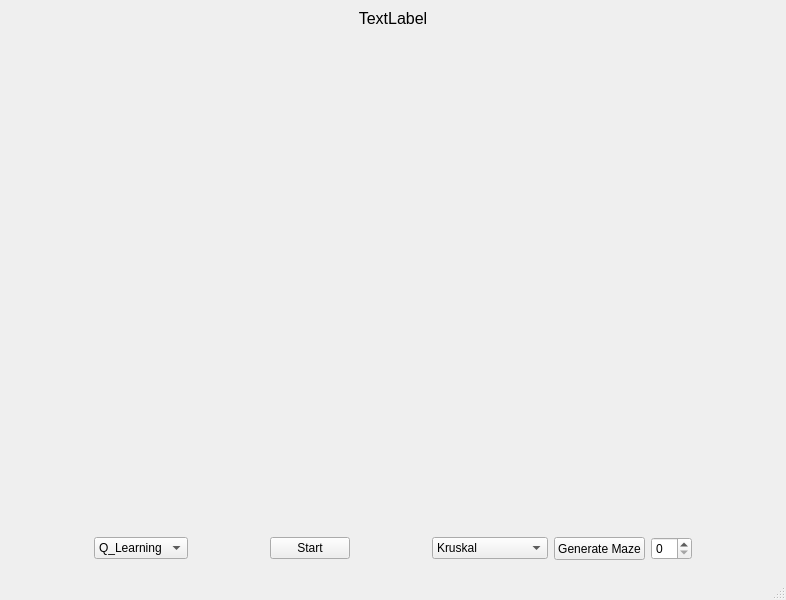
5upernova-heng/RLM, file src/main_window.ui: the form before one commit.
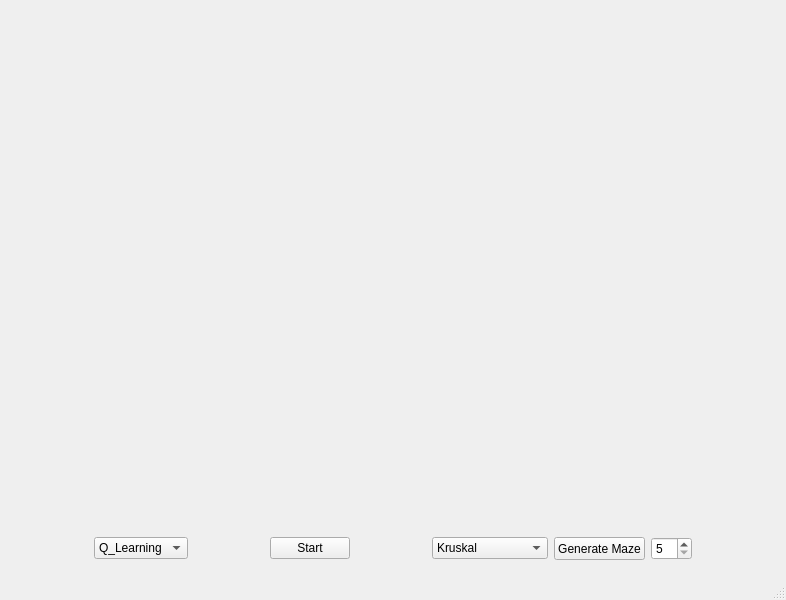
The form after the commit.

Commit message: Rename Pyqt widgets

Patch:
```diff
--- a/src/main_window.ui
+++ b/src/main_window.ui
@@ -41,7 +41,7 @@
        </font>
       </property>
       <property name="text">
-       <string>TextLabel</string>
+       <string/>
       </property>
       <property name="alignment">
        <set>Qt::AlignCenter</set>
@@ -90,7 +90,11 @@
       </property>
       <layout class="QGridLayout" name="gridLayout">
        <item row="0" column="10">
-        <widget class="QSpinBox" name="spinBox"/>
+        <widget class="QSpinBox" name="maze_radius_spin_box">
+         <property name="minimum">
+          <number>5</number>
+         </property>
+        </widget>
        </item>
        <item row="0" column="3">
         <widget class="QPushButton" name="pushButton">
```
Left out of the diff: 10 changed lines with no effect on the pictures. The commit also changes 2 other files.
